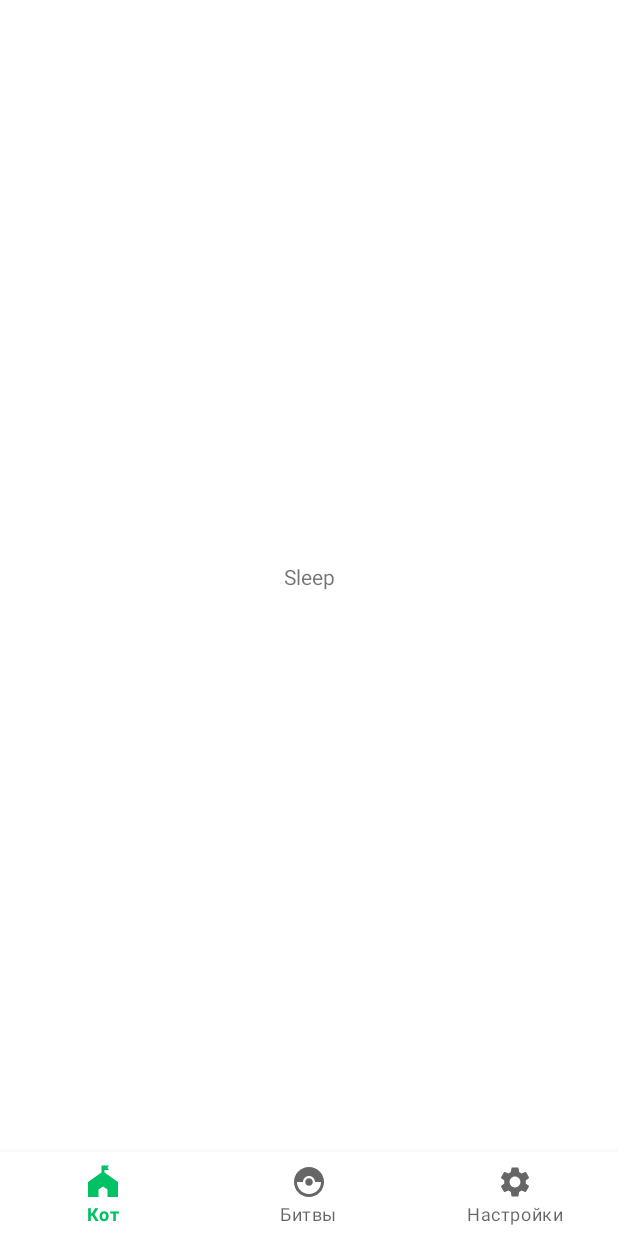
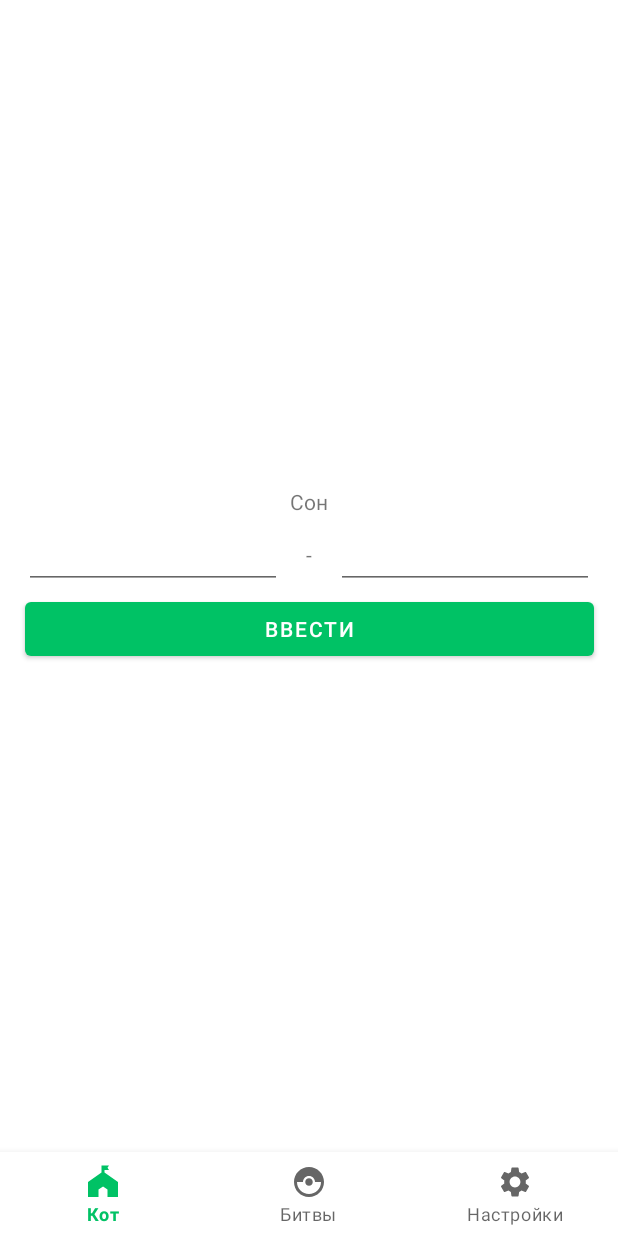
Before and after one commit to doctorwhat1/fitnessQuest, an Android app: the SleepFragment screen opened through its navigation route, on a phone screen of 412 x 824 dp. Run offline under Robolectric (Android 15) with nearby library versions, the light colour scheme and no system bars; our stand-ins replace navigation-ui.

Commit message:
sleep time input is available

```diff
--- a/app/src/main/java/com/example/fitnessquest/SharedPreferencesKeys.kt
+++ b/app/src/main/java/com/example/fitnessquest/SharedPreferencesKeys.kt
@@ -4,9 +4,10 @@ val APP_PREFERENCES = "FitnessQuest"
 val CURRENT_STROLLS = "CURRENT_STROLLS"
 val CURRENT_CALORIES = "CURRENT_CALORIES"
 val BREAKFAST_CALORIES = "BREAKFAST_CALORIES"
-val LUNCH_CALORIES = "LUNCH_COLORIES"
+val LUNCH_CALORIES = "LUNCH_CALORIES"
 val DINNER_CALORIES = "DINNER_CALORIES"
 val CURRENT_ACTIVITY_MINS = "CURRENT_ACTIVITY_MINS"
 val CURRENT_WATER_CUPS = "CURRENT_WATER_CUPS"
-val SLEEP_TIME = "CURRENT_SLEEP_TIME"
+val FALLING_ASLEEP_TIME = "FALLING_ASLEEP_TIME"
+val WAKEUP_TIME = "WAKEUP_TIME"
 val CURRENT_WEIGHT = "CURRENT_WEIGHT"
--- a/app/src/main/java/com/example/fitnessquest/home/CatFragment.kt
+++ b/app/src/main/java/com/example/fitnessquest/home/CatFragment.kt
@@ -45,8 +45,8 @@ class CatFragment : Fragment() {
 
         /*viewModel.setCurrentStrolls()
         viewModel.setCurrentCalories()
-        viewModel.setCurrentActivity()
-        viewModel.setSleepTime()*/
+        viewModel.setCurrentActivity()*/
+        viewModel.setSleepTime()
         viewModel.setCurrentWeight()
 
         // set cards on click
--- a/app/src/main/java/com/example/fitnessquest/home/CatViewModel.kt
+++ b/app/src/main/java/com/example/fitnessquest/home/CatViewModel.kt
@@ -6,7 +6,9 @@ import androidx.lifecycle.LiveData
 import androidx.lifecycle.MutableLiveData
 import androidx.lifecycle.ViewModel
 import com.example.fitnessquest.CURRENT_WEIGHT
+import com.example.fitnessquest.FALLING_ASLEEP_TIME
 import com.example.fitnessquest.R
+import com.example.fitnessquest.WAKEUP_TIME
 import java.util.*
 
 class CatViewModel(
@@ -18,25 +20,39 @@ class CatViewModel(
     val currentWaterCups: LiveData<Int>
         get() = _currentWaterCups
 
+    private val _fallingAsleepTime = MutableLiveData("**:**")
+    val fallingAsleepTime: LiveData<String>
+        get() = _fallingAsleepTime
+
+    private val _wakeupTime = MutableLiveData("**:**")
+    val wakeupTime: LiveData<String>
+        get() = _wakeupTime
+
     private val _currentWeight = MutableLiveData("--")
     val currentWeight: LiveData<String>
         get() = _currentWeight
 
+
+
     /*fun setCurrentStrolls() {
         TODO("Not yet implemented")
-    }
+    }*/
 
-    fun setCurrentCalories() {
+    /*fun setCurrentCalories() {
         TODO("Not yet implemented")
-    }
+    }*/
 
-    fun setCurrentActivity() {
+    /*fun setCurrentActivity() {
         TODO("Not yet implemented")
-    }
+    }*/
 
     fun setSleepTime() {
-        TODO("Not yet implemented")
-    }*/
+        if (sharedPreferences.contains(FALLING_ASLEEP_TIME)
+            && sharedPreferences.contains(WAKEUP_TIME)) {
+            _fallingAsleepTime.value = sharedPreferences.getString(FALLING_ASLEEP_TIME, "**-**")
+            _wakeupTime.value = sharedPreferences.getString(WAKEUP_TIME, "**-**")
+        }
+    }
 
     fun setCurrentWeight() {
         if (sharedPreferences.contains(CURRENT_WEIGHT)) {
--- a/app/src/main/java/com/example/fitnessquest/home/cards/SleepFragment.kt
+++ b/app/src/main/java/com/example/fitnessquest/home/cards/SleepFragment.kt
@@ -1,10 +1,15 @@
 package com.example.fitnessquest.home.cards
 
+import android.content.Context
 import android.os.Bundle
 import androidx.fragment.app.Fragment
 import android.view.LayoutInflater
 import android.view.View
 import android.view.ViewGroup
+import com.example.fitnessquest.APP_PREFERENCES
+import com.example.fitnessquest.CURRENT_WEIGHT
+import com.example.fitnessquest.FALLING_ASLEEP_TIME
+import com.example.fitnessquest.WAKEUP_TIME
 import com.example.fitnessquest.databinding.FragmentSleepBinding
 
 
@@ -21,6 +26,17 @@ class SleepFragment : Fragment() {
         _binding = FragmentSleepBinding.inflate(inflater, container, false)
         val view = binding.root
 
+        binding.btnEnterSleepTime.setOnClickListener {
+            val fallingAsleepTime = binding.etFallingAsleepTime.text.toString()
+            val wakeupTime = binding.etWakeupTime.text.toString()
+
+            val sharedPref = requireContext().getSharedPreferences(APP_PREFERENCES, Context.MODE_PRIVATE)
+            val editor =  sharedPref.edit()
+            editor.putString(FALLING_ASLEEP_TIME, fallingAsleepTime)
+            editor.putString(WAKEUP_TIME, wakeupTime)
+            editor.apply()
+        }
+
         return view
     }
 
--- a/app/src/main/res/layout/fragment_cat.xml
+++ b/app/src/main/res/layout/fragment_cat.xml
@@ -616,7 +616,7 @@
                     android:id="@+id/tv_sleep_time"
                     android:layout_width="wrap_content"
                     android:layout_height="wrap_content"
-                    android:text="**:** - **:**"
+                    android:text="@{@string/cat_sleep_time(catViewModel.fallingAsleepTime, catViewModel.wakeupTime)}"
                     android:textAppearance="@style/BodyMedium"
                     android:textColor="@color/base_700"
                     app:layout_constraintBottom_toTopOf="@+id/btn_change_sleep_time"
--- a/app/src/main/res/layout/fragment_sleep.xml
+++ b/app/src/main/res/layout/fragment_sleep.xml
@@ -7,12 +7,66 @@
     tools:context=".home.cards.SleepFragment">
 
     <TextView
+        android:id="@+id/tv_sleep_sf"
+        android:layout_width="379dp"
+        android:layout_height="wrap_content"
+        android:layout_marginBottom="16dp"
+        android:gravity="center"
+        android:text="Cон"
+        app:layout_constraintBottom_toTopOf="@+id/tv_dash_sf"
+        app:layout_constraintEnd_toEndOf="parent"
+        app:layout_constraintStart_toStartOf="parent"
+        app:layout_constraintTop_toTopOf="parent"
+        app:layout_constraintVertical_chainStyle="packed" />
+
+    <TextView
+        android:id="@+id/tv_dash_sf"
         android:layout_width="wrap_content"
         android:layout_height="wrap_content"
-        android:text="Sleep"
+        android:layout_marginStart="16dp"
+        android:layout_marginEnd="16dp"
+        android:layout_marginBottom="16dp"
+        android:text="-"
+        app:layout_constraintBottom_toTopOf="@+id/btn_enter_sleep_time"
+        app:layout_constraintEnd_toStartOf="@+id/et_wakeup_time"
+        app:layout_constraintHorizontal_bias="0.5"
+        app:layout_constraintStart_toEndOf="@+id/et_falling_asleep_time"
+        app:layout_constraintTop_toBottomOf="@+id/tv_sleep_sf" />
+
+    <EditText
+        android:id="@+id/et_falling_asleep_time"
+        android:layout_width="0dp"
+        android:layout_height="wrap_content"
+        android:layout_marginStart="16dp"
+        android:ems="10"
+        android:inputType="time"
+        app:layout_constraintBottom_toBottomOf="@+id/tv_dash_sf"
+        app:layout_constraintEnd_toStartOf="@+id/tv_dash_sf"
+        app:layout_constraintHorizontal_bias="0.5"
+        app:layout_constraintStart_toStartOf="parent"
+        app:layout_constraintTop_toTopOf="@+id/tv_dash_sf" />
+
+    <EditText
+        android:id="@+id/et_wakeup_time"
+        android:layout_width="0dp"
+        android:layout_height="wrap_content"
+        android:layout_marginEnd="16dp"
+        android:ems="10"
+        android:inputType="time"
+        app:layout_constraintBottom_toBottomOf="@+id/tv_dash_sf"
+        app:layout_constraintEnd_toEndOf="parent"
+        app:layout_constraintHorizontal_bias="0.5"
+        app:layout_constraintStart_toEndOf="@+id/tv_dash_sf"
+        app:layout_constraintTop_toTopOf="@+id/tv_dash_sf" />
+
+    <Button
+        android:id="@+id/btn_enter_sleep_time"
+        android:layout_width="379dp"
+        android:layout_height="wrap_content"
+        android:text="ввести"
         app:layout_constraintBottom_toBottomOf="parent"
         app:layout_constraintEnd_toEndOf="parent"
         app:layout_constraintStart_toStartOf="parent"
-        app:layout_constraintTop_toTopOf="parent" />
+        app:layout_constraintTop_toBottomOf="@+id/tv_dash_sf" />
 
 </androidx.constraintlayout.widget.ConstraintLayout>
--- a/app/src/main/res/values/strings.xml
+++ b/app/src/main/res/values/strings.xml
@@ -16,6 +16,7 @@
     <string name="change">изменить</string>
 
     <!--cat fragment-->
+    <string name="cat_sleep_time">%1$s - %2$s</string>
     <string name="cat_current_water_cups">%d</string>
     <string name="cat_current_weight">%s кг</string>
     <string-array name="months">
```
